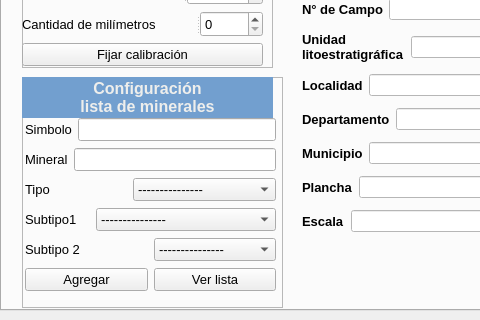
Above: interfaz_grafica/interfaz.ui from joaramirezra/gestion_micro before the change; both pictures show x 0 to 480 and y 260 to 580 of the 935 by 580 pixel window. Below: the same form after it.
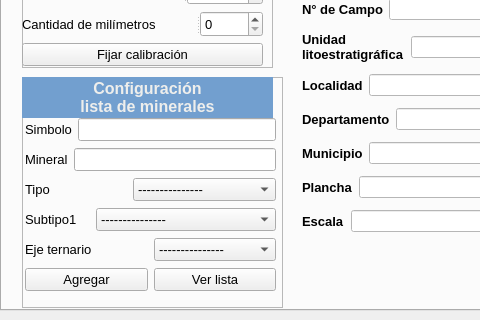
That is the form after the change. Icons and pictures are not drawn.

```diff
--- a/interfaz_grafica/interfaz.ui
+++ b/interfaz_grafica/interfaz.ui
@@ -535,7 +535,7 @@
           <item>
            <widget class="QLabel" name="label_2">
             <property name="text">
-             <string>Subtipo 2</string>
+             <string>Eje ternario</string>
             </property>
            </widget>
           </item>
```
Left out of the diff: 15 changed lines with no effect on the pictures.
